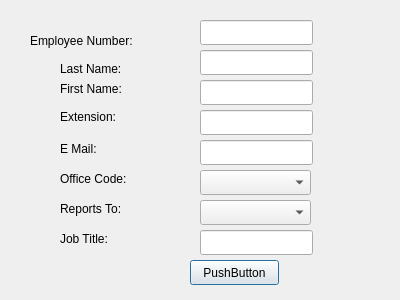
The window that qt_app/form_employee.ui (mehmetrizaoz/5_product_line_automation) describes before a commit, drawn with Qt 5.
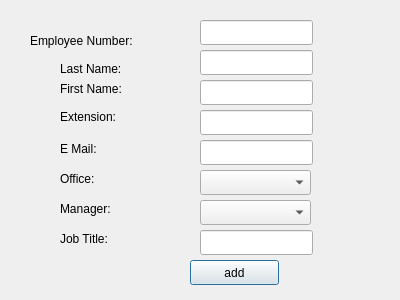
The same window after the commit.

Commit message: employee window combo boxes populated

What changed in the file:
```diff
--- a/qt_app/form_employee.ui
+++ b/qt_app/form_employee.ui
@@ -79,7 +79,7 @@
     </rect>
    </property>
    <property name="text">
-    <string>Office Code:</string>
+    <string>Office:</string>
    </property>
   </widget>
   <widget class="QLabel" name="label_8">
@@ -105,7 +105,7 @@
     </rect>
    </property>
    <property name="text">
-    <string>PushButton</string>
+    <string>add</string>
    </property>
   </widget>
   <widget class="QLineEdit" name="lineEdit">
@@ -187,7 +187,7 @@
     </rect>
    </property>
    <property name="text">
-    <string>Reports To:</string>
+    <string>Manager:</string>
    </property>
   </widget>
   <widget class="QComboBox" name="comboBox">
```
The commit also changes 3 other files.
